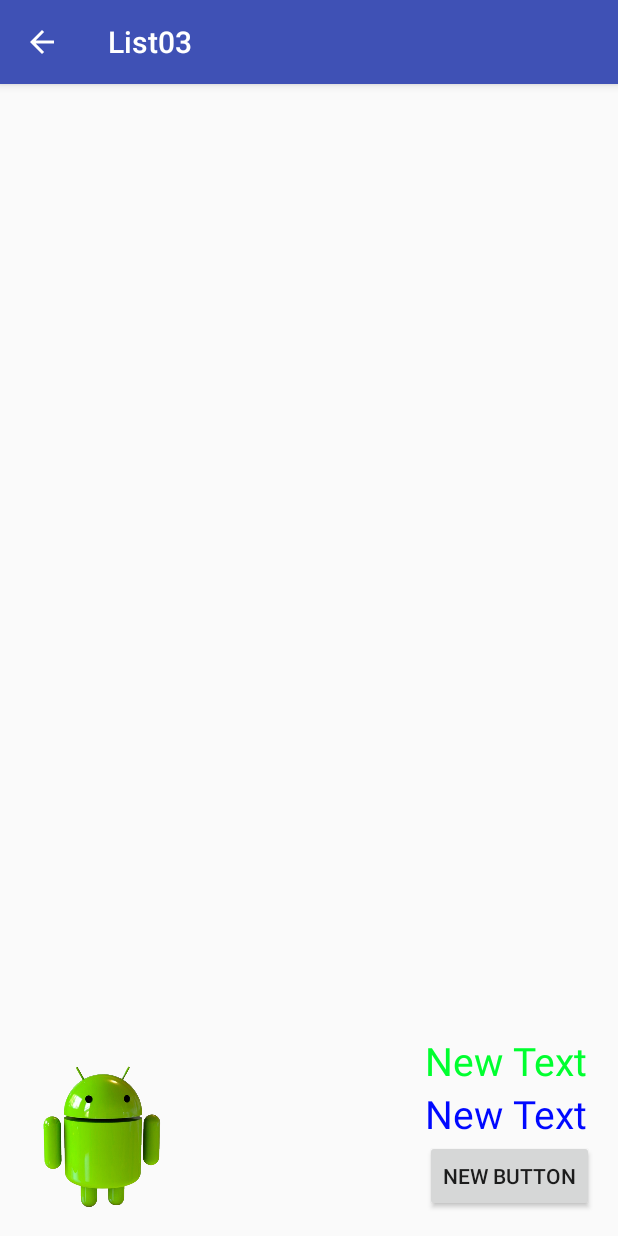
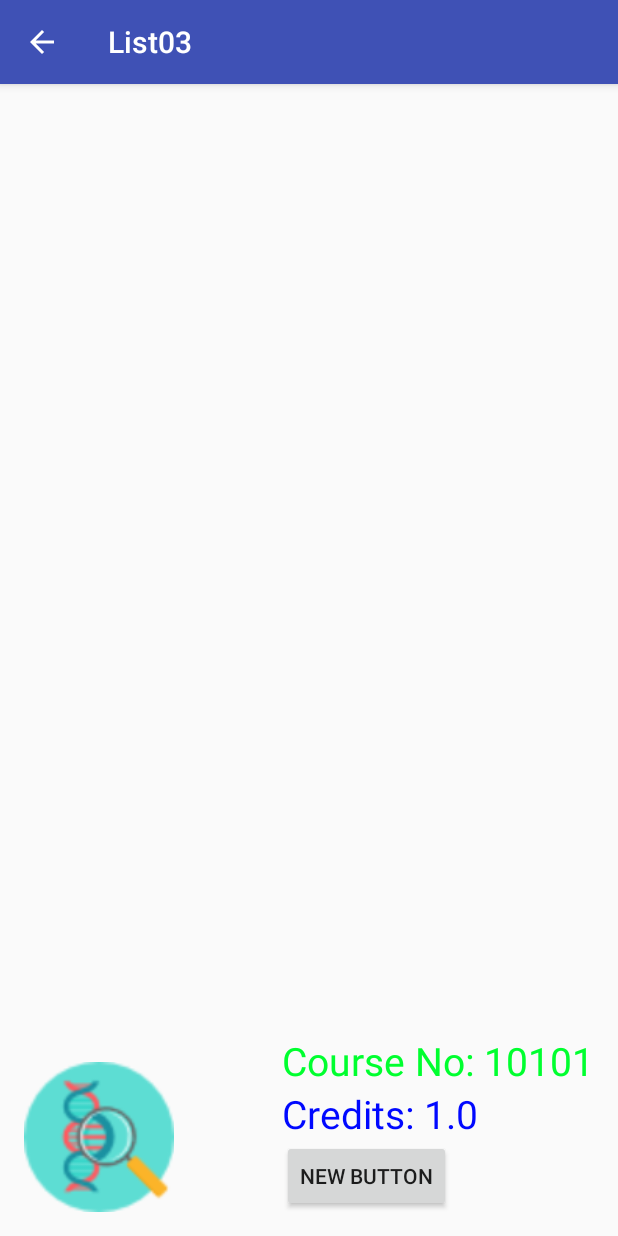
Before and after one commit to MrWattanapong/List03, an Android app: the DetailActivity screen opened directly, with no data from a screen before it, on a phone screen of 412 x 824 dp. Run offline under Robolectric (Android 15) with nearby library versions, the phone set to English and light mode, and no system bars.

Commit message:
by teacher

```diff
--- a/app/src/main/java/com/egco428/list03/DetailActivity.java
+++ b/app/src/main/java/com/egco428/list03/DetailActivity.java
@@ -4,7 +4,10 @@ import android.support.v7.app.AppCompatActivity;
 import android.os.Bundle;
 import android.view.Menu;
 import android.view.MenuItem;
+import android.widget.ImageView;
 import android.widget.TextView;
+
+import java.text.NumberFormat;
 
 public class DetailActivity extends AppCompatActivity {
 
@@ -24,18 +27,19 @@ public class DetailActivity extends AppCompatActivity {
         TextView descText = (TextView)findViewById(R.id.descriptionText);
         descText.setText(courseDesc);
 
-        //int courseNumber = getIntent().getIntExtra(MainActivity.Course_Num,0);
-        //String courseNumber1 = "CourseNumber : "+courseNumber + "\n";
+        int courseNo = getIntent().getIntExtra(MainActivity.Course_Number,10101);
+        TextView courseNoText = (TextView)findViewById(R.id.courseNoText);
+        courseNoText.setText("Course No: "+courseNo);
 
-        //double courseCre = getIntent().getDoubleExtra(MainActivity.Course_Credits,0);
-        //String courseCre1 = "Credits : "+courseCre;
+        double credits = getIntent().getDoubleExtra(MainActivity.Course_Credits,1);
+        TextView creditsTxt = (TextView)findViewById(R.id.creditText);
+        NumberFormat formatter = NumberFormat.getInstance();
+        formatter.setMinimumFractionDigits(1);
+        creditsTxt.setText("Credits: "+formatter.format(credits));
 
-        //TextView textView = (TextView)findViewById(R.id.textView);
-        //textView.setText(courseNumber1+courseCre1);
-
-        //int resId = getResources().getIdentifier("images"+courseNumber, "drawable", getPackageName());
-        //ImageView courseImage = (ImageView)findViewById(R.id.imageView2);
-        //courseImage.setImageResource(resId);
+        ImageView detailImage = (ImageView)findViewById(R.id.imageCourse);
+        int res = getResources().getIdentifier("images"+courseNo, "drawable", getPackageName());
+        detailImage.setImageResource(res);
 
     }
 
--- a/app/src/main/res/layout/activity_main.xml
+++ b/app/src/main/res/layout/activity_main.xml
@@ -35,6 +35,8 @@
         android:layout_height="wrap_content"
         android:id="@+id/list"
         android:layout_below="@+id/imageView"
-        android:layout_centerHorizontal="true" />
+        android:layout_centerHorizontal="true"
+        android:layout_alignParentStart="true"
+        android:layout_marginTop="20dp" />
 
 </RelativeLayout>
--- a/app/src/main/res/layout/item.xml
+++ b/app/src/main/res/layout/item.xml
@@ -19,6 +19,9 @@
         android:id="@+id/titleText"
         android:textSize="26dp"
         android:layout_alignBottom="@+id/ImageCouse"
-        android:layout_toEndOf="@+id/ImageCouse" />
+        android:layout_toEndOf="@+id/ImageCouse"
+        android:layout_marginLeft="5dp"
+        android:layout_marginTop="5dp"
+        android:layout_marginBottom="15dp" />
 
 </RelativeLayout>
```
